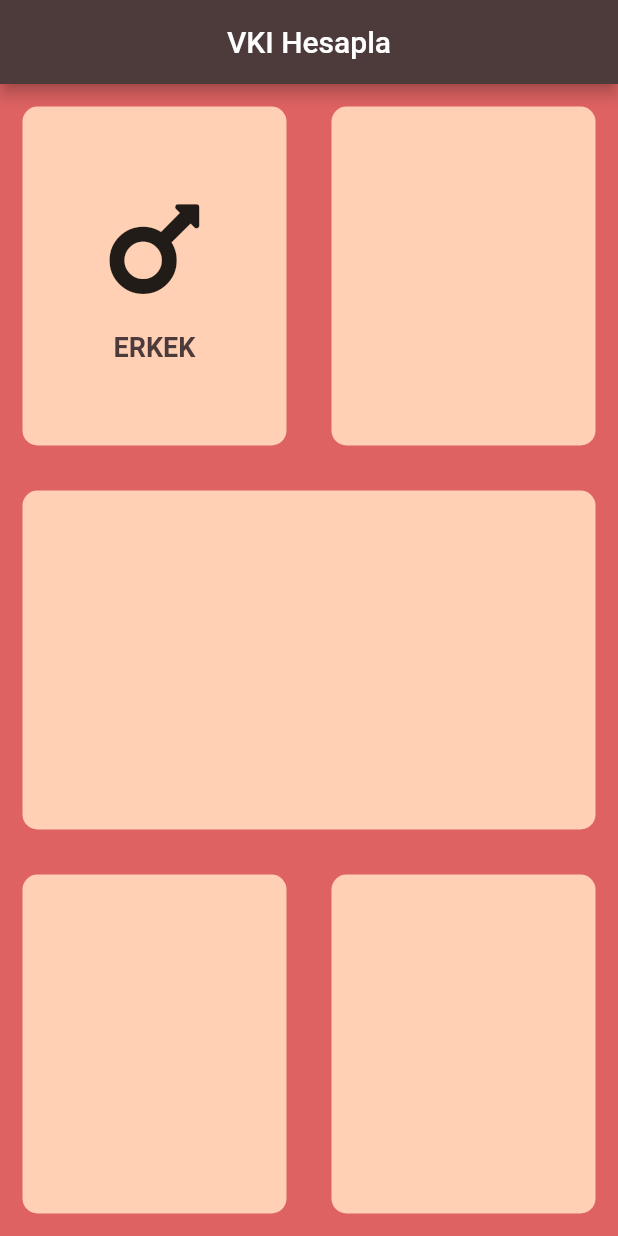
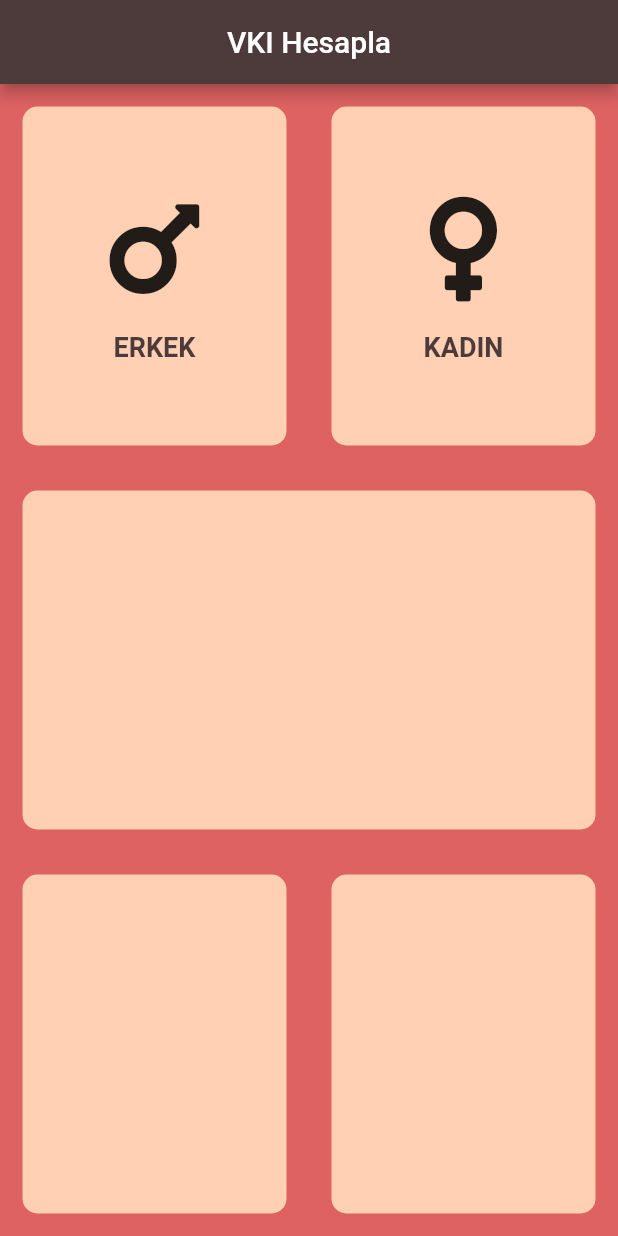
Before and after one commit to emralyilmaz/training35_vki_app, a Flutter app: the screen it shows after launch, on a phone screen of 412 x 824 dp. Run offline on Flutter 3.47's test engine with Material 2 defaults, Android fonts, the phone set to English and light mode, and no system bars; our stand-ins replace font_awesome_flutter.

```diff
--- /dev/null
+++ b/lib/hesap_card.dart
@@ -0,0 +1,21 @@
+import 'package:flutter/material.dart';
+
+class HesapCard extends StatelessWidget {
+  HesapCard(
+      {@required this.renk,
+      this.cardChild}); // @required demekle renki zorunlu olarak sormasını sağlamak
+  final Color renk;
+
+  final Widget cardChild;
+  @override
+  Widget build(BuildContext context) {
+    return Container(
+      decoration: BoxDecoration(
+        color: renk,
+        borderRadius: BorderRadius.circular(10.0),
+      ),
+      margin: EdgeInsets.all(15),
+      child: cardChild,
+    );
+  }
+}
--- a/lib/hesap_sayfasi.dart
+++ b/lib/hesap_sayfasi.dart
@@ -1,5 +1,7 @@
 import 'package:flutter/material.dart';
 import 'package:font_awesome_flutter/font_awesome_flutter.dart';
+import 'hesap_card.dart';
+import 'icon_content.dart';
 
 class HesaplamaSayfasi extends StatefulWidget {
   @override
@@ -21,27 +23,15 @@ class _HesaplamaSayfasiState extends State<HesaplamaSayfasi> {
                   Expanded(
                     child: HesapCard(
                       renk: Color.fromRGBO(255, 208, 179, 1),
-                      cardChild: Column(
-                        mainAxisAlignment: MainAxisAlignment.center,
-                        children: <Widget>[
-                          Icon(FontAwesomeIcons.mars, size: 80.0),
-                          SizedBox(
-                            height: 15,
-                          ),
-                          Text(
-                            "ERKEK",
-                            style: TextStyle(
-                                color: Color.fromRGBO(77, 59, 59, 1),
-                                fontSize: 18.0,
-                                fontWeight: FontWeight.bold),
-                          )
-                        ],
-                      ),
+                      cardChild: IconContent(
+                          icon: FontAwesomeIcons.mars, text: "ERKEK"),
                     ),
                   ),
                   Expanded(
                     child: HesapCard(
                       renk: Color.fromRGBO(255, 208, 179, 1),
+                      cardChild: IconContent(
+                          icon: FontAwesomeIcons.venus, text: "KADIN"),
                     ),
                   ),
                 ],
@@ -72,23 +62,3 @@ class _HesaplamaSayfasiState extends State<HesaplamaSayfasi> {
         ));
   }
 }
-
-class HesapCard extends StatelessWidget {
-  HesapCard(
-      {@required this.renk,
-      this.cardChild}); // @required demekle renki zorunlu olarak sormasını sağlamak
-  final Color renk;
-
-  final Widget cardChild;
-  @override
-  Widget build(BuildContext context) {
-    return Container(
-      decoration: BoxDecoration(
-        color: renk,
-        borderRadius: BorderRadius.circular(10.0),
-      ),
-      margin: EdgeInsets.all(15),
-      child: cardChild,
-    );
-  }
-}
--- /dev/null
+++ b/lib/icon_content.dart
@@ -0,0 +1,28 @@
+import 'package:flutter/material.dart';
+
+class IconContent extends StatelessWidget {
+  final IconData icon;
+  final String text;
+
+  IconContent({this.icon, this.text});
+
+  @override
+  Widget build(BuildContext context) {
+    return Column(
+      mainAxisAlignment: MainAxisAlignment.center,
+      children: <Widget>[
+        Icon(icon, size: 80.0),
+        SizedBox(
+          height: 15,
+        ),
+        Text(
+          text,
+          style: TextStyle(
+              color: Color.fromRGBO(77, 59, 59, 1),
+              fontSize: 18.0,
+              fontWeight: FontWeight.bold),
+        )
+      ],
+    );
+  }
+}
```
